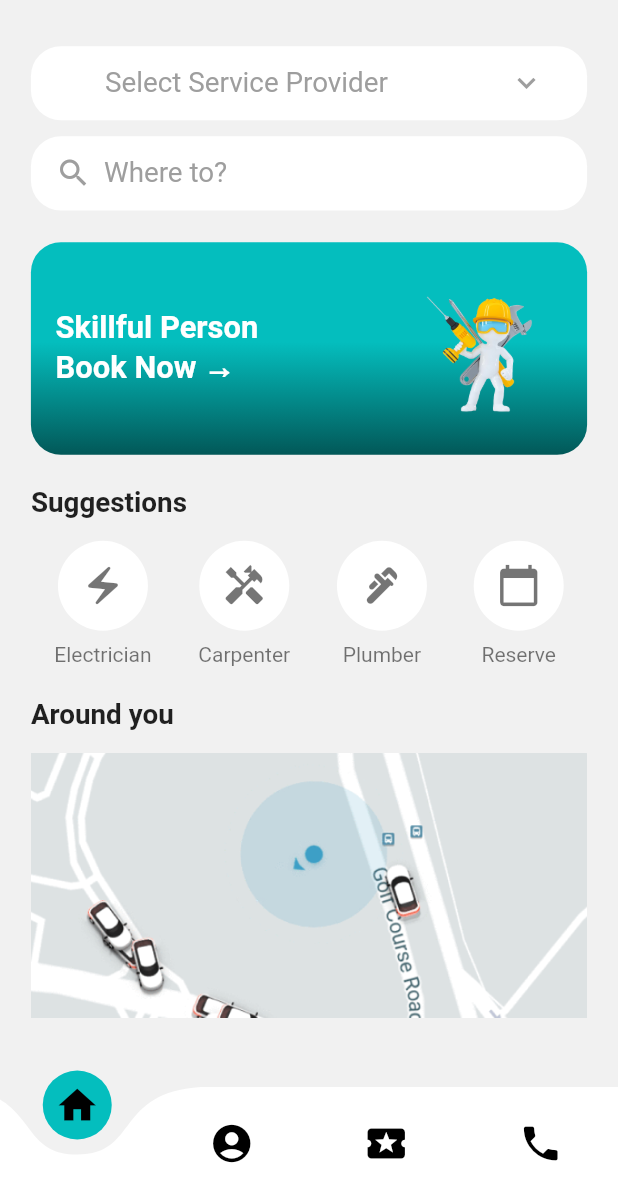
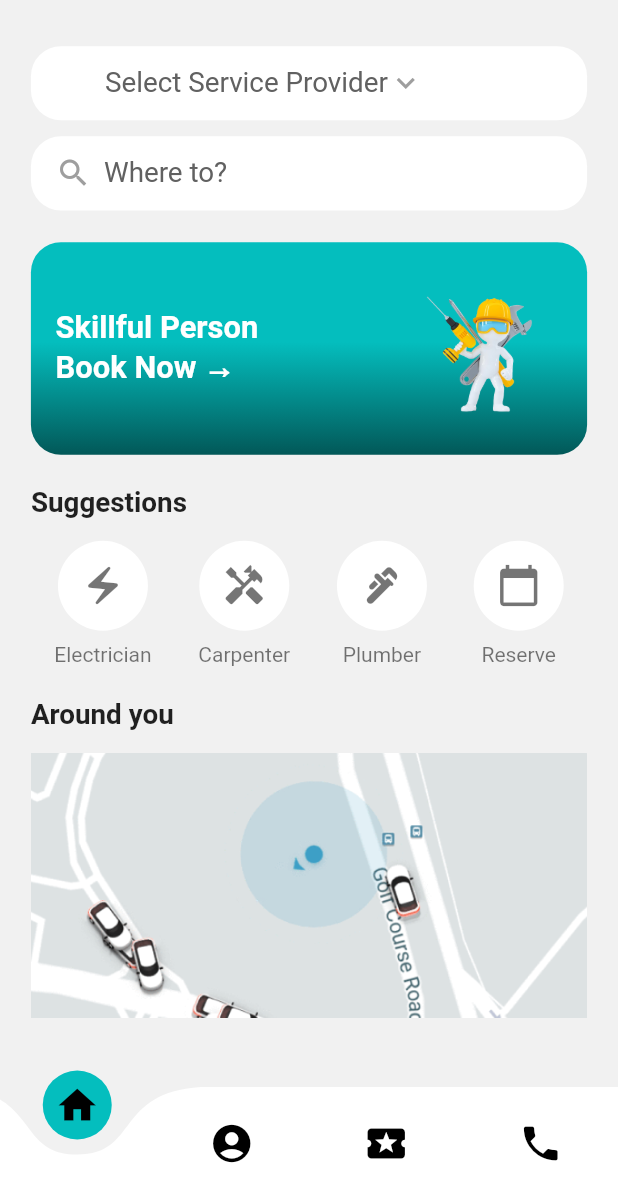
Before and after one commit to osamajaved07/10tiyaab, a Flutter app: the UserHomeScreen screen opened by its route, on a phone screen of 412 x 824 dp, the part 59-1236 px from its top. Run offline on Flutter 3.47's test engine with Material 3 defaults, Android fonts, the phone set to English and light mode, and no system bars; drawn by our look-alikes of curved_navigation_bar; our stand-ins replace feather_icons, get, lottie, pinput, shared_preferences; accounts and stored records are empty.

Commit message:
Home screen of user updated

```diff
--- /dev/null
+++ b/lib/model/service_provider_list.dart
@@ -0,0 +1,16 @@
+
+
+class ServiceProviderList {
+   static const List<String> serviceProviders = [
+    'Plumbers',
+    'Electricians',
+    'Painters',
+    'Carpenters',
+    'Tile and Marble Workers',
+    'Masons',
+    'Roofers',
+    'Laundry Services',
+    'Gardeners',
+    'Pest Control Services',
+  ];
+}
--- a/lib/user_screen/user_homepage.dart
+++ b/lib/user_screen/user_homepage.dart
@@ -2,6 +2,7 @@
 
 import 'package:flutter/material.dart';
 import 'package:curved_navigation_bar/curved_navigation_bar.dart';
+import 'package:fyp_1/model/service_provider_list.dart';
 import 'package:fyp_1/styles/colors.dart';
 import 'package:get/get.dart';
 import 'package:shared_preferences/shared_preferences.dart';
@@ -19,6 +20,7 @@ class _UserHomeScreenState extends State<UserHomeScreen> {
   // final GlobalKey<ScaffoldState> _scaffoldKey = GlobalKey<ScaffoldState>();
 
   String name = "";
+  String? selectedServiceProvider;
 
   @override
   void initState() {
@@ -47,6 +49,8 @@ class _UserHomeScreenState extends State<UserHomeScreen> {
     // Navigate back to the LoginScreen
     Get.offNamed("/userLogin");
   }
+
+
 
   @override
   Widget build(BuildContext context) {
@@ -91,28 +95,32 @@ class _UserHomeScreenState extends State<UserHomeScreen> {
                         // Icon(Icons.search, color: Colors.grey),
                         SizedBox(width: screenWidth * 0.08),
                         Expanded(
-                          child: TextField(
-                            decoration: InputDecoration(
-                              hintText: 'Select Service Provider',
-                              hintStyle: TextStyle(
-                                color: Colors.grey,
+                          child: DropdownButton<String>(
+                            value: selectedServiceProvider,
+                            hint: Text(
+                              'Select Service Provider',
+                              style: TextStyle(
+                                color: Color(0xFF616161),
                                 fontSize: screenWidth * 0.045,
                               ),
-                              border: InputBorder.none,
                             ),
-                            style: TextStyle(
-                              color: Colors.black,
-                              fontSize: screenWidth * 0.045,
-                            ),
+                            items: ServiceProviderList.serviceProviders.map((String provider) {
+                              return DropdownMenuItem<String>(
+                                value: provider,
+                                child: Text(provider),
+                              );
+                            }).toList(),
+                            onChanged: (String? newValue) {
+                              setState(() {
+                                selectedServiceProvider = newValue;
+                              });
+                            },
+                            underline: SizedBox(),
+                            icon: Icon(Icons.keyboard_arrow_down,
+                                color: Colors.grey),
                           ),
                         ),
-                        IconButton(
-                          icon: Icon(Icons.keyboard_arrow_down,
-                              color: Colors.grey),
-                          onPressed: () {
-                            // Add your dropdown button functionality here
-                          },
-                        ),
+
                       ],
                     ),
                   ),
@@ -139,7 +147,7 @@ class _UserHomeScreenState extends State<UserHomeScreen> {
                             decoration: InputDecoration(
                               hintText: 'Where to?',
                               hintStyle: TextStyle(
-                                color: Colors.grey,
+                                color: Color(0xFF616161),
                                 fontSize: screenWidth * 0.045,
                               ),
                               border: InputBorder.none,
```
Also changed, not shown: lib/user_screen/not_imp.dart (added).
